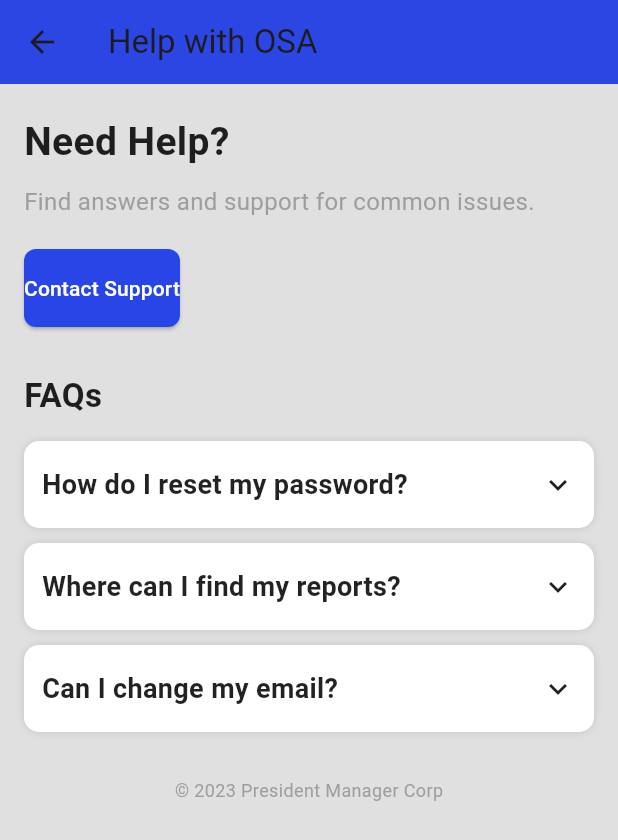
After one commit to RahimHamisi/openspace_app, a Flutter app: the HelpPage screen opened by its route, on a phone screen of 412 x 824 dp. The commit adds this screen. Shown: the top 840 px of the screen. Run offline on Flutter 3.47's test engine with Material 3 defaults, Android fonts, the phone set to English and light mode, and no system bars; our stand-ins replace flutter_map, flutter_typeahead, geolocator, image_picker, latlong2, quickalert and 2 more; missing offline and left inert: flutter_map_cancellable_tile_provider, flutter_map_location_marker; accounts and stored records are empty.

Commit message:
UPDATE:adding terms&condition page and FAQs  Page

```diff
--- a/openspace_mobile_app/lib/main.dart
+++ b/openspace_mobile_app/lib/main.dart
@@ -2,8 +2,10 @@ import 'package:flutter/material.dart';
 import 'package:flutter_localizations/flutter_localizations.dart';
 import 'package:openspace_mobile_app/providers/locale_provider.dart';
 import 'package:openspace_mobile_app/providers/theme_provider.dart';
+import 'package:openspace_mobile_app/screens/helps_and_Faqs.dart';
 import 'package:openspace_mobile_app/screens/home_page.dart';
 import 'package:openspace_mobile_app/l10n/l10n.dart';
+import 'package:openspace_mobile_app/screens/terms_and_conditions.dart';
 import 'package:provider/provider.dart';
 import 'l10n/app_localizations.dart';
 import 'utils/theme.dart';
@@ -64,6 +66,8 @@ class MyApp extends StatelessWidget {
               '/setting': (context) => const SettingsPage(),
               '/language-change': (context) => const LanguageChangePage(),
               '/change-theme': (context) => const ThemeChangePage(),
+              '/help-support': (context) =>  HelpPage(),
+              '/terms': (context) => TermsAndConditionsPage(),
             },
           );
         },
--- /dev/null
+++ b/openspace_mobile_app/lib/screens/helps_and_Faqs.dart
@@ -0,0 +1,119 @@
+import 'package:flutter/material.dart';
+import 'package:openspace_mobile_app/utils/constants.dart';
+
+class HelpPage extends StatelessWidget {
+  @override
+  Widget build(BuildContext context) {
+    return Scaffold(
+      backgroundColor: AppConstants.backgroundColor, // Unified background
+      appBar: AppBar(
+        title: const Text("Help with OSA"),
+        backgroundColor: AppConstants.primaryBlue,
+        elevation: 2,
+      ),
+      body: SingleChildScrollView(
+        padding: const EdgeInsets.symmetric(horizontal: 16, vertical: 20),
+        child: Column(
+          crossAxisAlignment: CrossAxisAlignment.start,
+          children: [
+            const Text(
+              'Need Help?',
+              style: TextStyle(fontSize: 26, fontWeight: FontWeight.bold),
+            ),
+            const SizedBox(height: 10),
+            const Text(
+              'Find answers and support for common issues.',
+              style: TextStyle(fontSize: 16, color: Colors.grey),
+            ),
+            const SizedBox(height: 20),
+            ElevatedButton(
+              onPressed: () {},
+              style: ElevatedButton.styleFrom(
+                backgroundColor: AppConstants.primaryBlue,
+                foregroundColor: Colors.white,
+                padding: const EdgeInsets.symmetric(vertical: 16),
+                shape: RoundedRectangleBorder(
+                  borderRadius: BorderRadius.circular(8),
+                ),
+              ),
+              child: const Text('Contact Support'),
+            ),
+            const SizedBox(height: 30),
+            const Text(
+              'FAQs',
+              style: TextStyle(fontSize: 22, fontWeight: FontWeight.bold),
+            ),
+            const SizedBox(height: 15),
+            FAQItem("How do I reset my password?", "Go to settings and tap 'Reset Password'."),
+            FAQItem("Where can I find my reports?", "Reports are available in 'My Reports' section."),
+            FAQItem("Can I change my email?", "Yes, go to account settings and update your email."),
+            const SizedBox(height: 20),
+            const Center(
+              child: Text(
+                "© 2023 President Manager Corp",
+                style: TextStyle(color: Colors.grey, fontSize: 12),
+              ),
+            ),
+          ],
+        ),
+      ),
+    );
+  }
+}
+
+// Animating FAQ Expansion
+class FAQItem extends StatefulWidget {
+  final String question;
+  final String answer;
+
+  const FAQItem(this.question, this.answer);
+
+  @override
+  _FAQItemState createState() => _FAQItemState();
+}
+
+class _FAQItemState extends State<FAQItem> {
+  bool _isExpanded = false;
+
+  void _toggleExpansion() {
+    setState(() {
+      _isExpanded = !_isExpanded;
+    });
+  }
+
+  @override
+  Widget build(BuildContext context) {
+    return Column(
+      children: [
+        GestureDetector(
+          onTap: _toggleExpansion,
+          child: Container(
+            padding: const EdgeInsets.symmetric(vertical: 16, horizontal: 12),
+            decoration: BoxDecoration(
+              color: Colors.white,
+              borderRadius: BorderRadius.circular(10),
+              boxShadow: [BoxShadow(color: Colors.black12, blurRadius: 4)],
+            ),
+            child: Row(
+              mainAxisAlignment: MainAxisAlignment.spaceBetween,
+              children: [
+                Text(widget.question, style: const TextStyle(fontSize: 18, fontWeight: FontWeight.bold)),
+                Icon(_isExpanded ? Icons.keyboard_arrow_up : Icons.keyboard_arrow_down),
+              ],
+            ),
+          ),
+        ),
+        AnimatedSwitcher(
+          duration: const Duration(milliseconds: 300),
+          child: _isExpanded
+              ? Padding(
+            padding: const EdgeInsets.all(12),
+            child: Text(widget.answer, style: const TextStyle(fontSize: 16)),
+          )
+              : const SizedBox.shrink(),
+        ),
+        const SizedBox(height: 10),
+      ],
+    );
+  }
+}
--- a/openspace_mobile_app/lib/screens/side_bar.dart
+++ b/openspace_mobile_app/lib/screens/side_bar.dart
@@ -62,8 +62,8 @@ class _SidebarState extends State<Sidebar> {
 
                   }),
                   const SizedBox(height: 16),
-                  _buildMenuItem(Icons.contact_mail, 'Contact Us', () {
-                    Navigator.pushReplacementNamed(context, '/contact-page');
+                  _buildMenuItem(Icons.contact_mail, 'Helps and FAQs', () {
+                    Navigator.pushReplacementNamed(context, '/help-support');
 
                   }),
                   const SizedBox(height: 16),
@@ -72,8 +72,8 @@ class _SidebarState extends State<Sidebar> {
 
                   }),
                   const SizedBox(height: 16),
-                  _buildMenuItem(Icons.help_outline, 'Helps & FAQs', () {
-                    Navigator.pushReplacementNamed(context, '/help&faqs');
+                  _buildMenuItem(Icons.help_outline, 'Terms and Condition', () {
+                    Navigator.pushReplacementNamed(context, '/terms');
 
                   }),
                   const SizedBox(height: 16),
```
Also changed, not shown: openspace_mobile_app/lib/screens/terms_and_conditions.dart (added, +68 -0 lines).
